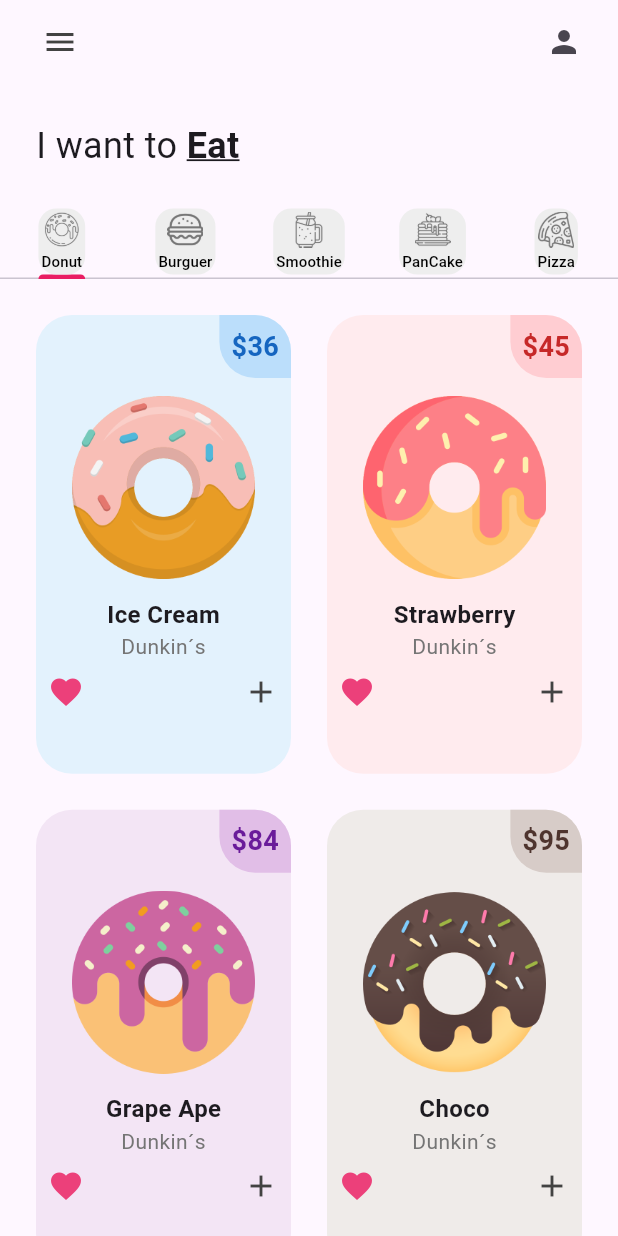
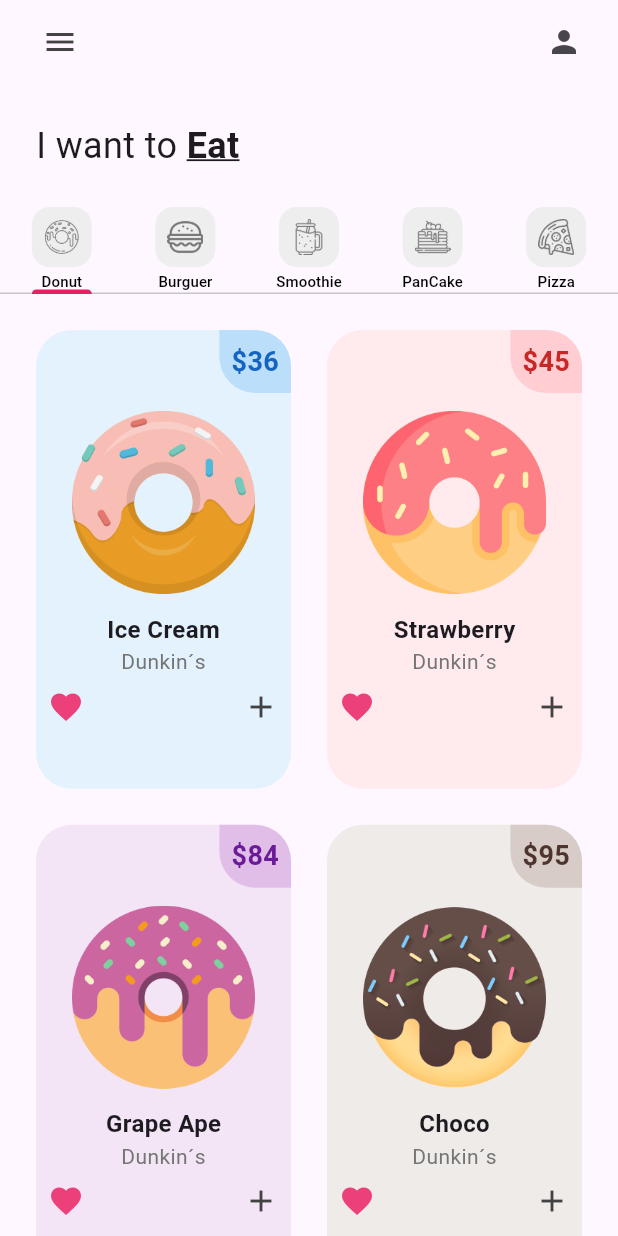
Before and after one commit to Gmoisesq26/p1_donut_app_geisler_quintal, a Flutter app: the screen it shows after launch, on a phone screen of 412 x 824 dp. Run offline on Flutter 3.47's test engine with Material 3 defaults, Android fonts, the phone set to English and light mode, and no system bars.

Commit message:
Items added_Aesthetic

```diff
--- a/lib/Utilis/my_tab.dart
+++ b/lib/Utilis/my_tab.dart
@@ -12,35 +12,30 @@ class MyTab extends StatelessWidget {
 
   @override
   Widget build(BuildContext context) {
-    return Tab(
-      child: Container(
-        padding: const EdgeInsets.symmetric(horizontal: 2, vertical: 2),
+    return Column(
+      children: [
+        Container(
+          padding: const EdgeInsets.all(8),
           decoration: BoxDecoration(
             color: Colors.grey[200],
             borderRadius: BorderRadius.circular(12),
           ),
-        child: Column(
-          // Usamos Column para apilar el ícono y el texto
-          mainAxisSize: MainAxisSize.min,
-          children: [
-            Image.asset(
+          child: Image.asset(
             iconPath,
             color: Colors.grey[600],
-              width: 24, // Ajusta el tamaño según sea necesario
-              height: 24, // Ajusta el tamaño según sea necesario
+            width: 24,
+            height: 24,
           ),
-            const SizedBox(height: 2), // Espacio entre el ícono y el texto
+        ),
+        const SizedBox(height: 2),
         Text(
           label,
           style: const TextStyle(
             fontSize: 10,
-                color: Colors
-                    .black, // Puedes ajustar el color y el tamaño del texto
+            color: Colors.black,
           ),
         ),
       ],
-        ),
-      ),
     );
   }
 }
```
Lines whose indentation alone changed are shown as unchanged.
